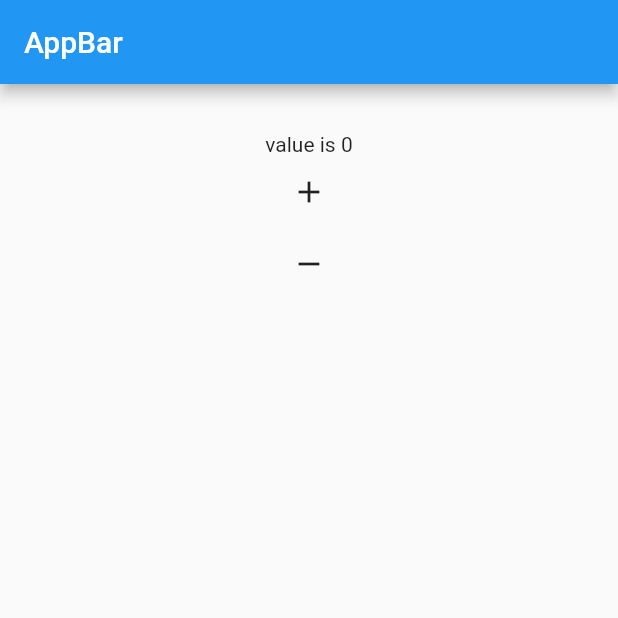
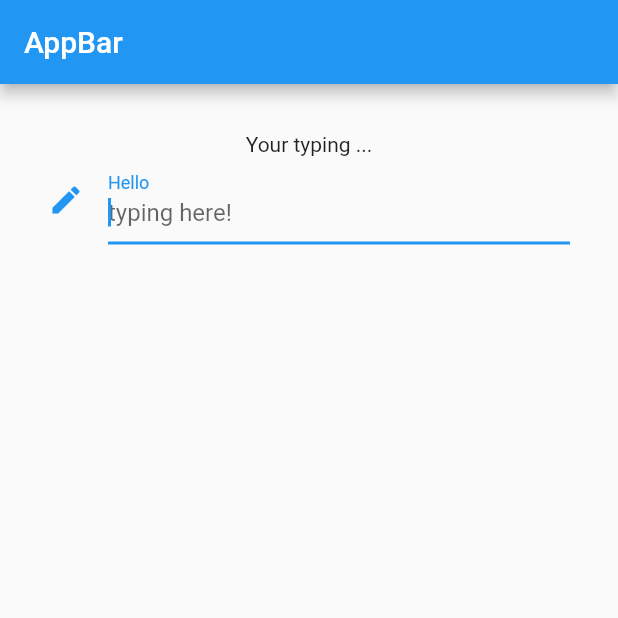
Before and after one commit to yukilaurentiu/tutorial-flutter-app, a Flutter app: the screen it shows after launch, on a phone screen of 412 x 824 dp, the top half of it. Run offline on Flutter 3.47's test engine with Material 2 defaults, Android fonts, the phone set to English and light mode, and no system bars.

Commit message:
text field

```diff
--- a/lib/main.dart
+++ b/lib/main.dart
@@ -14,32 +14,20 @@ class MyApp extends StatefulWidget{
 
 class _State extends State<MyApp>{
 
-  int _value = 0;
+  String _value = 'Your typing ...';
 
-
-  // void _onPressed(){
-  //   setState((){
-  //     _value = ' Yuuk';
-  //   });
-  // }
-
-  //  void _onClicked(){
-  //   setState((){
-  //     _value = DateTime.now().toString();
-  //   });
-  // }
-
-  void _add(){
+  void _onChanged(String value){
     setState(() {
-      _value++;
+      _value = 'Changed $value';
     });
   }
 
-  void _subtract(){
+  void _onSubmit(String value){
     setState(() {
-      _value--;
+      _value = 'Submit $value';
     });
   }
+
   @override
   Widget build(BuildContext context){
     return Scaffold(
@@ -51,15 +39,21 @@ class _State extends State<MyApp>{
         child: Center(
           child: Column(
             children: <Widget>[
-              // Text(_value),
-              // ElevatedButton(onPressed: _onPressed, child: const Text('Click me')),
-              // TextButton(onPressed: _onClicked, child: const Text('Click me'))
-              Text('value is $_value'),
-              IconButton(onPressed: _add, icon: const Icon(Icons.add)),
-              IconButton(onPressed: _subtract, icon: const Icon(Icons.remove)),
+              Text(_value),
+              TextField(
+                decoration: const InputDecoration(
+                  labelText: 'Hello',
+                  hintText: 'typing here!',
+                  icon: Icon(Icons.edit)
+                ),
+                autocorrect: true,
+                autofocus: true,
+                keyboardType: TextInputType.text,
+                onChanged: _onChanged,
+                onSubmitted: _onSubmit,
+              )
             ],
           )),
-
       ),
     );
   }
```
